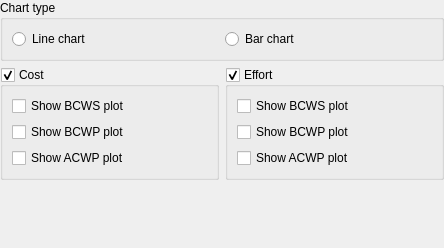
Qt form plan/libs/ui/kptperformancestatusviewsettingspanel.ui (KDE/calligra) before a commit.
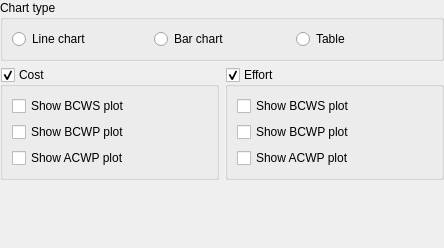
The same form after that commit.

Patch:
```diff
--- a/plan/libs/ui/kptperformancestatusviewsettingspanel.ui
+++ b/plan/libs/ui/kptperformancestatusviewsettingspanel.ui
@@ -34,6 +34,13 @@
         </property>
        </widget>
       </item>
+      <item>
+       <widget class="QRadioButton" name="ui_table">
+        <property name="text">
+         <string>Table</string>
+        </property>
+       </widget>
+      </item>
      </layout>
     </widget>
    </item>
```
